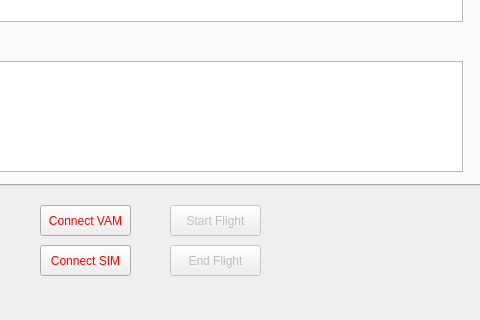
Above: mainwindow.ui from Maeyanie/OAACARS before the change; both pictures show x 220 to 700 and y 305 to 625 of the 700 by 625 pixel window. Below: the same form after it.
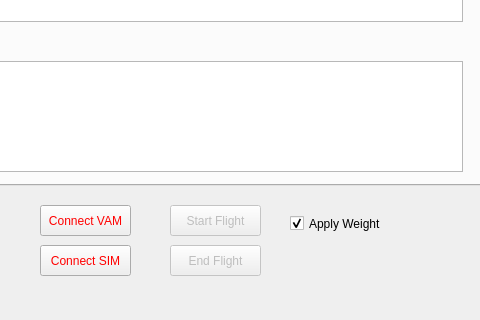
That is the form after the change.

Commit message: Add "apply weight" checkbox, set payload weight on Start Flight if it's checked. Switch to QSettings for settings storage instead of login.txt, and migrate user/pass to that if a login.txt is found.

What changed in the file:
```diff
--- a/mainwindow.ui
+++ b/mainwindow.ui
@@ -900,6 +900,25 @@
      <string>Connect SIM</string>
     </property>
    </widget>
+   <widget class="QCheckBox" name="applyWeight">
+    <property name="geometry">
+     <rect>
+      <x>510</x>
+      <y>520</y>
+      <width>141</width>
+      <height>17</height>
+     </rect>
+    </property>
+    <property name="toolTip">
+     <string>Apply passenger and cargo weight to plane when Start Flight is clicked.</string>
+    </property>
+    <property name="text">
+     <string>Apply Weight</string>
+    </property>
+    <property name="checked">
+     <bool>true</bool>
+    </property>
+   </widget>
   </widget>
   <widget class="QStatusBar" name="statusBar">
    <property name="sizeGripEnabled">
```
The commit also changes 2 other files.
